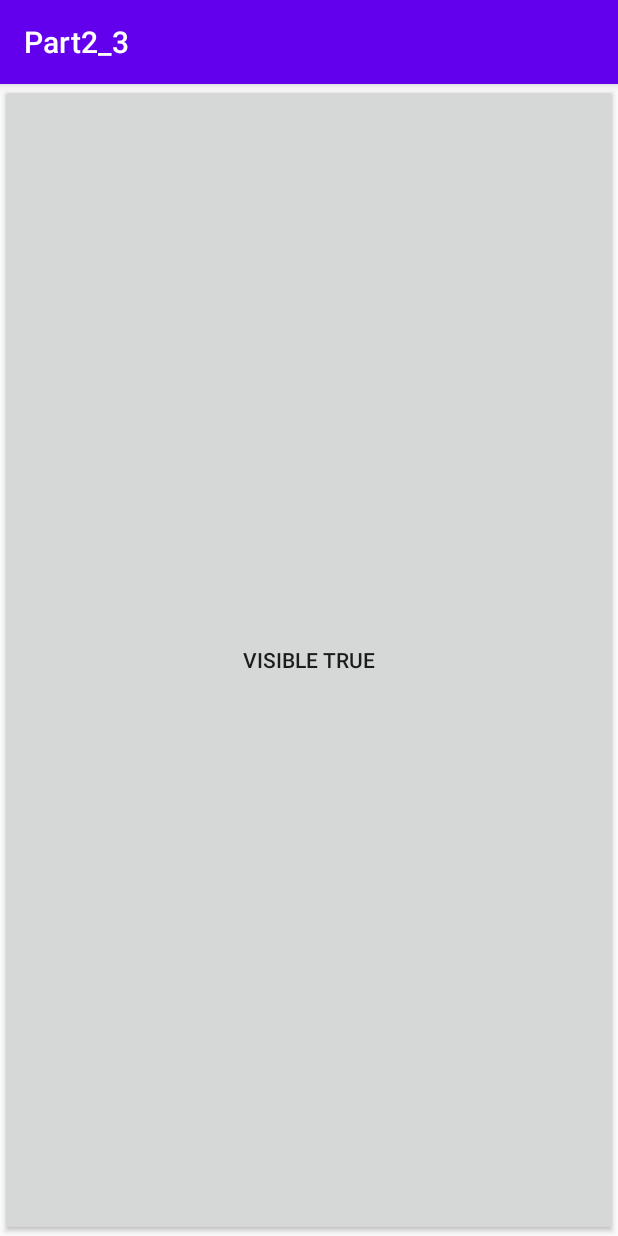
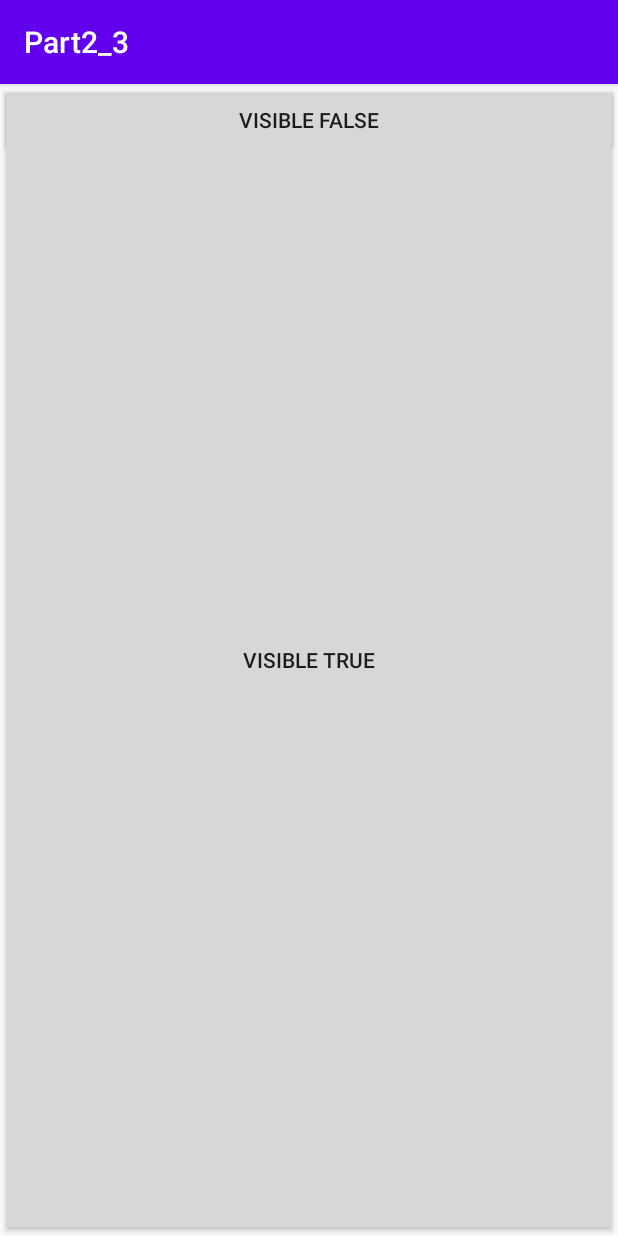
Before and after one commit to jeong315/IchxxnMond, an Android app: the Lab3_3Actibity screen opened directly, with no data from a screen before it, on a phone screen of 412 x 824 dp. Run offline under Robolectric (Android 15) with nearby library versions, the phone set to English and light mode, and no system bars.

Commit message:
P107 뷰 기초 속성 활용

```diff
--- a/part2_3/src/main/java/com/example/part2_3/Lab3_3Actibity.java
+++ b/part2_3/src/main/java/com/example/part2_3/Lab3_3Actibity.java
@@ -3,12 +3,37 @@ package com.example.part2_3;
 import androidx.appcompat.app.AppCompatActivity;
 
 import android.os.Bundle;
+import android.view.View;
+import android.widget.Button;
+import android.widget.TextView;
 
-public class Lab3_3Actibity extends AppCompatActivity {
+public class Lab3_3Actibity extends AppCompatActivity implements View.OnClickListener {
+
+    Button trueBtn;
+    TextView targetTextView;
+    Button falseBtn;
 
     @Override
     protected void onCreate(Bundle savedInstanceState) {
         super.onCreate(savedInstanceState);
         setContentView(R.layout.activity_lab3_3_actibity);
+        //View 객체획득
+
+        trueBtn = findViewById(R.id.btn_visible_true);
+        targetTextView = findViewById(R.id.text_visible_target);
+        falseBtn = findViewById(R.id.btn_visible_false);
+
+        //Button 이벤트 등록
+        trueBtn.setOnClickListener(this);
+        falseBtn.setOnClickListener(this);
+    }
+
+    @Override
+    public void onClick(View v){
+        if(v == trueBtn){
+            targetTextView.setVisibility(View.VISIBLE);
+        }else if(v == falseBtn){
+            targetTextView.setVisibility(View.INVISIBLE);
+        }
     }
 }
--- a/part2_3/src/main/res/layout/activity_lab3_3_actibity.xml
+++ b/part2_3/src/main/res/layout/activity_lab3_3_actibity.xml
@@ -7,18 +7,45 @@
     tools:context=".Lab3_3Actibity">
 
     <LinearLayout
-        android:layout_width="match_parent"
-        android:layout_height="match_parent"
-        android:orientation="vertical"/>
+        android:id="@+id/linearLayout"
+        android:layout_width="0dp"
+        android:layout_height="0dp"
+        android:orientation="vertical"
+        app:layout_constraintBottom_toBottomOf="parent"
+        app:layout_constraintEnd_toEndOf="parent"
+        app:layout_constraintStart_toStartOf="parent"
+        app:layout_constraintTop_toTopOf="parent" />
 
     <Button
         android:id="@+id/btn_visible_true"
-        android:layout_width="match_parent"
-        android:layout_height="match_parent"
-        android:text="visible true"/>
+        android:layout_width="0dp"
+        android:layout_height="0dp"
+        android:text="@string/visibleTrue"
+        app:layout_constraintBottom_toBottomOf="parent"
+        app:layout_constraintEnd_toEndOf="parent"
+        app:layout_constraintStart_toStartOf="parent"
+        app:layout_constraintTop_toTopOf="parent" />
 
+    <TextView
+        android:id="@+id/text_visible_target"
+        android:layout_width="0dp"
+        android:layout_height="wrap_content"
+        android:background="#FFFFFF"
+        android:padding="16dp"
+        android:text="@string/helloWorld"
+        android:visibility="invisible"
+        app:layout_constraintEnd_toEndOf="parent"
+        app:layout_constraintStart_toStartOf="parent"
+        app:layout_constraintTop_toTopOf="@+id/linearLayout" />
 
-
+    <Button
+        android:id="@+id/btn_visible_false"
+        android:layout_width="0dp"
+        android:layout_height="wrap_content"
+        android:text="@string/visibleFalse"
+        app:layout_constraintEnd_toEndOf="parent"
+        app:layout_constraintStart_toStartOf="parent"
+        app:layout_constraintTop_toTopOf="@+id/linearLayout" />
 
 
 </androidx.constraintlayout.widget.ConstraintLayout>
--- a/part2_3/src/main/res/values/strings.xml
+++ b/part2_3/src/main/res/values/strings.xml
@@ -1,3 +1,7 @@
 <resources>
     <string name="app_name">Part2_3</string>
+    <string name="invisible">Part3_3</string>
+    <string name="visibleFalse">visible false</string>
+    <string name="visibleTrue">visible true</string>
+    <string name="helloWorld">helloWorld</string>
 </resources>
```
